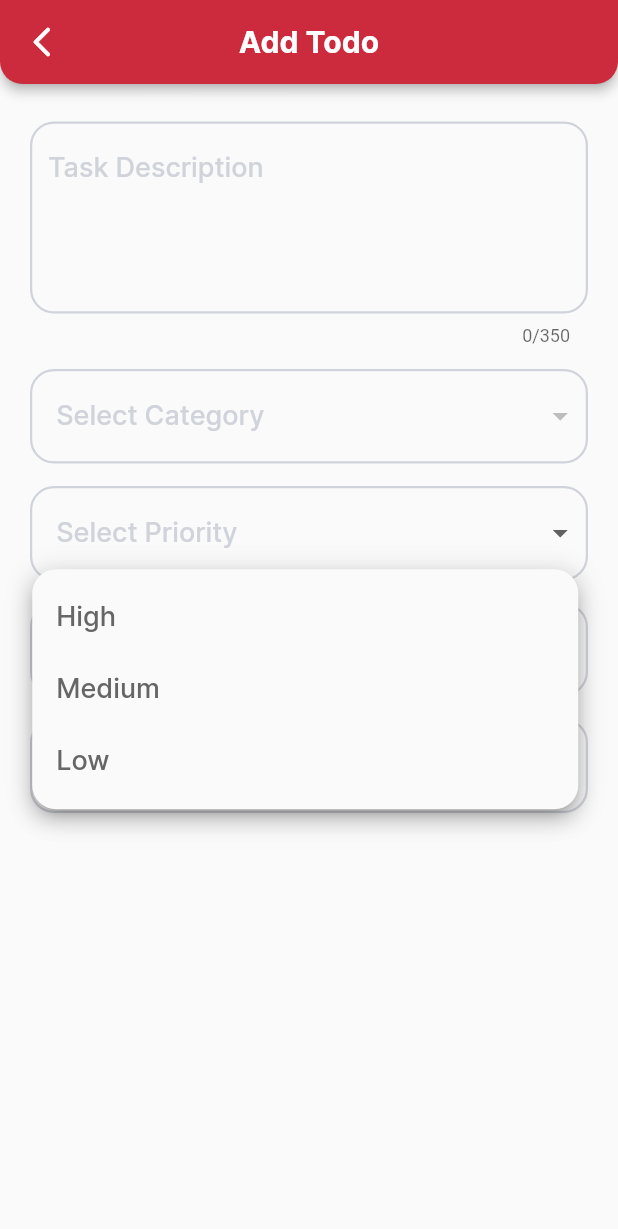
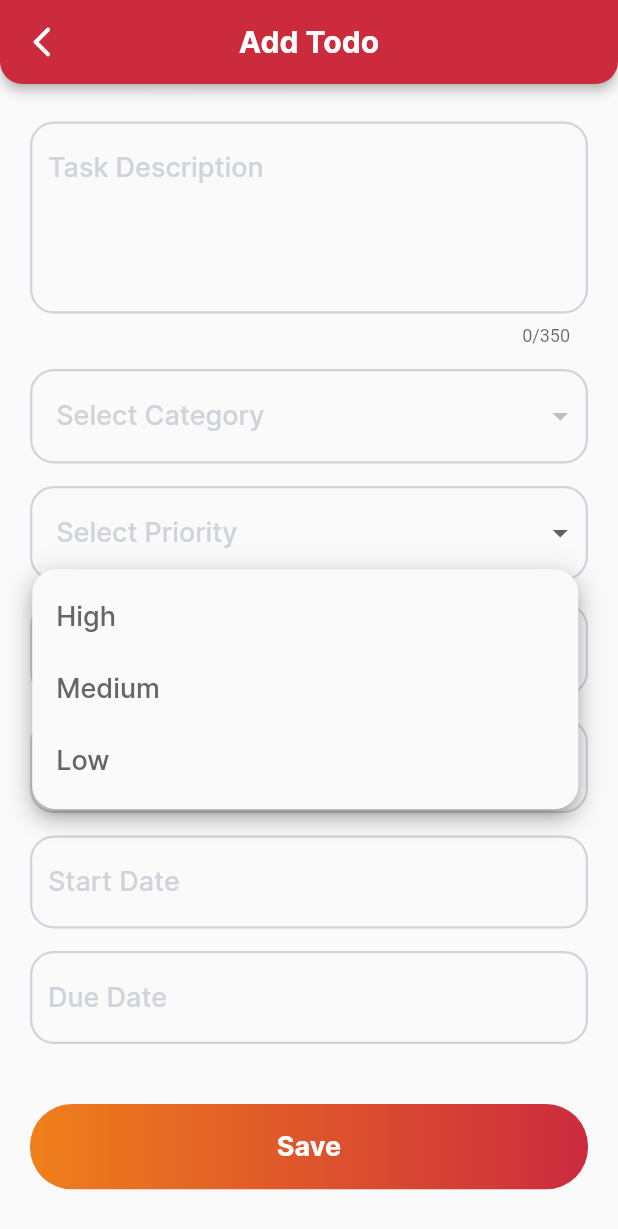
Before and after one commit to mehtadarshil/customer_app, a Flutter app: the AddEditTodoPage screen opened by its route, after a tap on "Select Priority", on a phone screen of 412 x 824 dp. Shown: the top 1229 px of the screen. Run offline on Flutter 3.47's test engine with Material 2 defaults, Android fonts, the phone set to English and light mode, and no system bars; drawn by our look-alikes of dropdown_button2; our stand-ins replace connectivity_plus, get, get_storage, loading_animation_widget; accounts and stored records are empty; network calls fail.

Commit message:
45154310

```diff
--- a/lib/app/config/api_const.dart
+++ b/lib/app/config/api_const.dart
@@ -1,5 +1,7 @@
 class ApiConst {
-  static const baseUrl = "http://192.168.29.209:3000/";
+  static const baseUrl = "http://10.10.1.176:3000/";
   static const tasks = "tasks";
   static const options = "options";
+  static const create = "create";
+  static const edit = "edit";
 }
--- a/lib/app/config/strings.dart
+++ b/lib/app/config/strings.dart
@@ -22,4 +22,12 @@ class Strings {
   static const strSelectPriority = "Select Priority";
   static const strLocation = "Location";
   static const strAssignTo = "Assign To";
+  static const strStartDate = "Start Date";
+  static const strDueDate = "Due Date";
+  static const strPleaseEnterTaskDescription = "Please enter task description";
+  static const strPleaseSelectCategory = "Please select category";
+  static const strPleaseSelectPriority = "Please select priority";
+  static const strPleaseSelectEmployee = "Please select employee";
+  static const strPleaseSelectStartDate = "Please select start date";
+  static const strPleaseSelectDueDate = "Please select due date";
 }
--- /dev/null
+++ b/lib/data/entity/todo_entity.dart
@@ -0,0 +1,113 @@
+// To parse this JSON data, do
+//
+//     final todoEntity = todoEntityFromJson(jsonString);
+
+import 'dart:convert';
+
+TodoEntity todoEntityFromJson(String str) =>
+    TodoEntity.fromJson(json.decode(str));
+
+String todoEntityToJson(TodoEntity data) => json.encode(data.toJson());
+
+class TodoEntity {
+  int? id;
+  String? taskDescription;
+  int? taskCategoryId;
+  String? location;
+  String? priority;
+  DateTime? startDate;
+  DateTime? dueDate;
+  DateTime? deliveryDate;
+  DateTime? completionDate;
+  int? employeeId;
+  int? reminder;
+  int? reminderMonth;
+  String? createdBy;
+  String? updatedBy;
+  DateTime? updatedDate;
+  String? longitude;
+  String? latitude;
+  String? closingRemarks;
+  int? customerId;
+  DateTime? actualDeliveryDate;
+
+  TodoEntity({
+    this.id,
+    this.taskDescription,
+    this.taskCategoryId,
+    this.location,
+    this.priority,
+    this.startDate,
+    this.dueDate,
+    this.deliveryDate,
+    this.completionDate,
+    this.employeeId,
+    this.reminder,
+    this.reminderMonth,
+    this.createdBy,
+    this.updatedBy,
+    this.updatedDate,
+    this.longitude,
+    this.latitude,
+    this.closingRemarks,
+    this.customerId,
+    this.actualDeliveryDate,
+  });
+
+  factory TodoEntity.fromJson(Map<String, dynamic> json) => TodoEntity(
+        id: json["ID"],
+        taskDescription: json["TaskDescription"],
+        taskCategoryId: json["TaskCategoryId"],
+        location: json["Location"],
+        priority: json["Priority"],
+        startDate: json["StartDate"] == null
+            ? null
+            : DateTime.parse(json["StartDate"]),
+        dueDate:
+            json["DueDate"] == null ? null : DateTime.parse(json["DueDate"]),
+        deliveryDate: json["DeliveryDate"] == null
+            ? null
+            : DateTime.parse(json["DeliveryDate"]),
+        completionDate: json["CompletionDate"] == null
+            ? null
+            : DateTime.parse(json["CompletionDate"]),
+        employeeId: json["EmployeeID"],
+        reminder: json["Reminder"],
+        reminderMonth: json["ReminderMonth"],
+        createdBy: json["CreatedBy"],
+        updatedBy: json["UpdatedBy"],
+        updatedDate: json["UpdatedDate"] == null
+            ? null
+            : DateTime.parse(json["UpdatedDate"]),
+        longitude: json["Longitude"],
+        latitude: json["Latitude"],
+        closingRemarks: json["ClosingRemarks"],
+        customerId: json["CustomerID"],
+        actualDeliveryDate: json["ActualDeliveryDate"] == null
+            ? null
+            : DateTime.parse(json["ActualDeliveryDate"]),
+      );
+
+  Map<String, dynamic> toJson() => {
+        "ID": id,
+        "TaskDescription": taskDescription,
+        "TaskCategoryId": taskCategoryId,
+        "Location": location,
+        "Priority": priority,
+        "StartDate": startDate?.toIso8601String(),
+        "DueDate": dueDate?.toIso8601String(),
+        "DeliveryDate": deliveryDate?.toIso8601String(),
+        "CompletionDate": completionDate?.toIso8601String(),
+        "EmployeeID": employeeId,
+        "Reminder": reminder,
+        "ReminderMonth": reminderMonth,
+        "CreatedBy": createdBy,
+        "UpdatedBy": updatedBy,
+        "UpdatedDate": updatedDate?.toIso8601String(),
+        "Longitude": longitude,
+        "Latitude": latitude,
+        "ClosingRemarks": closingRemarks,
+        "CustomerID": customerId,
+        "ActualDeliveryDate": actualDeliveryDate?.toIso8601String(),
+      };
+}
--- /dev/null
+++ b/lib/data/model/todo_create_model.dart
@@ -0,0 +1,40 @@
+// To parse this JSON data, do
+//
+//     final todoCreateModel = todoCreateModelFromJson(jsonString);
+
+import 'dart:convert';
+
+TodoCreateModel todoCreateModelFromJson(String str) =>
+    TodoCreateModel.fromJson(json.decode(str));
+
+String todoCreateModelToJson(TodoCreateModel data) =>
+    json.encode(data.toJson());
+
+class TodoCreateModel {
+  String? status;
+  int? code;
+  String? message;
+  String? data;
+
+  TodoCreateModel({
+    this.status,
+    this.code,
+    this.message,
+    this.data,
+  });
+
+  factory TodoCreateModel.fromJson(Map<String, dynamic> json) =>
+      TodoCreateModel(
+        status: json["status"],
+        code: json["code"],
+        message: json["message"],
+        data: json["data"],
+      );
+
+  Map<String, dynamic> toJson() => {
+        "status": status,
+        "code": code,
+        "message": message,
+        "data": data,
+      };
+}
--- a/lib/main.dart
+++ b/lib/main.dart
@@ -17,7 +17,7 @@ import 'gen/fonts.gen.dart';
 void main() async {
   FlutterError.onError = (details) {
     SnackBarUtil.showSnackBar(message: Strings.strSomethingWentWrong);
-    AppBaseComponent.instance.startLoading();
+    AppBaseComponent.instance.stopLoading();
   };
   await GetStorage.init();
   SystemChrome.setPreferredOrientations(
--- a/lib/presentation/pages/add_edit_todo_page/add_edit_todo_page.dart
+++ b/lib/presentation/pages/add_edit_todo_page/add_edit_todo_page.dart
@@ -1,10 +1,15 @@
 import 'package:customer_app/app/config/strings.dart';
+import 'package:customer_app/app/services/dialog_util.dart';
+import 'package:customer_app/app/services/snackbar_util.dart';
+import 'package:customer_app/data/entity/todo_entity.dart';
 import 'package:customer_app/presentation/pages/add_edit_todo_page/controller/add_edit_todo_controller.dart';
 import 'package:customer_app/presentation/widgets/common-dropdown.dart';
 import 'package:customer_app/presentation/widgets/common_appbar.dart';
+import 'package:customer_app/presentation/widgets/common_button.dart';
 import 'package:customer_app/presentation/widgets/common_textfield.dart';
 import 'package:flutter/material.dart';
 import 'package:get/get.dart';
+import 'package:intl/intl.dart';
 
 class AddEditTodoPage extends GetView<AddEditTodoController> {
   const AddEditTodoPage({super.key});
@@ -56,7 +61,8 @@ class AddEditTodoPage extends GetView<AddEditTodoController> {
                           child: Text(e),
                         ))
                     .toList(),
-                value: controller.selectedPriority.value.isEmpty
+                value: controller.selectedPriority.value.isEmpty ||
+                        controller.selectedPriority.value == "Priority"
                     ? null
                     : controller.selectedPriority.value,
                 onChanged: (newValue) {
@@ -87,6 +93,64 @@ class AddEditTodoPage extends GetView<AddEditTodoController> {
                 },
               ),
             ),
+            CommonTextfield(
+              controller: controller.startDateController,
+              onlyRead: true,
+              hintText: Strings.strStartDate,
+              onTap: () async {
+                var dateTime =
+                    await DialogUtil.showDateTimePicker(context: context);
+                if (dateTime != null) {
+                  controller.startDateController.text =
+                      DateFormat("dd MMM yyyy hh:mm aa").format(dateTime);
+                }
+              },
+            ).paddingSymmetric(vertical: 15),
+            CommonTextfield(
+              controller: controller.dueDateController,
+              onlyRead: true,
+              hintText: Strings.strDueDate,
+              onTap: () async {
+                var dateTime =
+                    await DialogUtil.showDateTimePicker(context: context);
+                if (dateTime != null) {
+                  controller.dueDateController.text =
+                      DateFormat("dd MMM yyyy hh:mm aa").format(dateTime);
+                }
+              },
+            ),
+            CommonButton(
+                    onTap: () {
+                      TodoEntity todoEntity = TodoEntity();
+                      if (controller.taskDescriptionController.text.isEmpty) {
+                        SnackBarUtil.showSnackBar(
+                            message: Strings.strPleaseEnterTaskDescription);
+                      } else if (controller.selectedCategoryId.isEmpty) {
+                        SnackBarUtil.showSnackBar(
+                            message: Strings.strPleaseSelectCategory);
+                      } else if (controller.selectedPriority.isEmpty ||
+                          controller.selectedPriority.value == "Priority") {
+                        SnackBarUtil.showSnackBar(
+                            message: Strings.strPleaseSelectPriority);
+                      } else if (controller.selectedEmployee.isEmpty) {
+                        SnackBarUtil.showSnackBar(
+                            message: Strings.strPleaseSelectEmployee);
+                      } else if (controller.startDateController.text.isEmpty) {
+                        SnackBarUtil.showSnackBar(
+                            message: Strings.strPleaseSelectStartDate);
+                      } else if (controller.dueDateController.text.isEmpty) {
+                        SnackBarUtil.showSnackBar(
+                            message: Strings.strPleaseSelectCategory);
+                      } else {
+                        if (controller.args != null) {
+                          controller.editTodo(todoEntity);
+                        } else {
+                          controller.createTodo(todoEntity);
+                        }
+                      }
+                    },
+                    text: Strings.strSave)
+                .paddingSymmetric(vertical: 40)
           ],
         ).paddingSymmetric(horizontal: 20, vertical: 25),
       ),
--- a/lib/presentation/pages/add_edit_todo_page/controller/add_edit_todo_controller.dart
+++ b/lib/presentation/pages/add_edit_todo_page/controller/add_edit_todo_controller.dart
@@ -2,14 +2,20 @@ import 'package:customer_app/app/config/api_const.dart';
 import 'package:customer_app/app/config/strings.dart';
 import 'package:customer_app/app/services/api_client.dart';
 import 'package:customer_app/app/services/app_base_component.dart';
+import 'package:customer_app/app/services/logger.dart';
 import 'package:customer_app/app/services/snackbar_util.dart';
+import 'package:customer_app/data/entity/todo_entity.dart';
 import 'package:customer_app/data/model/options_model.dart';
+import 'package:customer_app/data/model/todo_create_model.dart';
 import 'package:customer_app/data/model/todo_model.dart';
+import 'package:customer_app/presentation/pages/todo_page/controller/todo_controller.dart';
 import 'package:flutter/material.dart';
 import 'package:get/get.dart';
+import 'package:intl/intl.dart';
 
 class AddEditTodoController extends GetxController {
   final Datum? args = Get.arguments;
+  final TodoController todoController = Get.find();
 
   final ApiClient _apiClient = Get.find();
 
@@ -27,11 +33,35 @@ class AddEditTodoController extends GetxController {
 
   @override
   void onReady() {
-    getOptions();
+    getOptions().then((value) {
+      if (optionsModel.value != null) {
+        if (args != null) {
+          Logger.prints(args?.employeeId);
+          Logger.prints(optionsModel.value?.data?.toJson());
+          taskDescriptionController.text = args?.taskDescription ?? "";
+          selectedCategoryId.value = args?.taskCategoryId ?? "";
+          selectedPriority.value = args?.priority ?? "";
+          locationController.text = args?.location ?? "";
+          if (optionsModel.value!.data!.employee!
+              .any((element) => element.employeeId == args!.employeeId)) {
+            selectedEmployee.value = args?.employeeId ?? "";
+          }
+          if (args?.startDate != null) {
+            startDateController.text =
+                DateFormat("dd MMM yyyy hh:mm aa").format(args!.startDate!);
+          }
+          if (args?.dueDate != null) {
+            dueDateController.text =
+                DateFormat("dd MMM yyyy hh:mm aa").format(args!.dueDate!);
+          }
+        }
+      }
+    });
+
     super.onReady();
   }
 
-  void getOptions() async {
+  Future getOptions() async {
     try {
       var tempData = await _apiClient.get(path: ApiConst.options);
       if (tempData != null) {
@@ -42,4 +72,37 @@ class AddEditTodoController extends GetxController {
       SnackBarUtil.showSnackBar(message: Strings.strSomethingWentWrong);
     }
   }
+
+  void createTodo(TodoEntity data) async {
+    try {
+      var tempData =
+          await _apiClient.post(path: ApiConst.create, body: data.toJson());
+      if (tempData != null) {
+        Get.back();
+        todoController.getTodoList();
+        SnackBarUtil.showSnackBar(
+            message: TodoCreateModel.fromJson(tempData).message ?? "");
+      }
+    } catch (e) {
+      AppBaseComponent.instance.stopLoading();
+      SnackBarUtil.showSnackBar(message: Strings.strSomethingWentWrong);
+    }
+  }
+
+  void editTodo(TodoEntity data) async {
+    try {
+      var tempData =
+          await _apiClient.post(path: ApiConst.edit, body: data.toJson());
+
+      if (tempData != null) {
+        Get.back();
+        todoController.getTodoList();
+        SnackBarUtil.showSnackBar(
+            message: TodoCreateModel.fromJson(tempData).message ?? "");
+      }
+    } catch (e) {
+      AppBaseComponent.instance.stopLoading();
+      SnackBarUtil.showSnackBar(message: Strings.strSomethingWentWrong);
+    }
+  }
 }
```
Also changed, not shown: lib/app/services/dialog_util.dart (added, +40 -0 lines).
